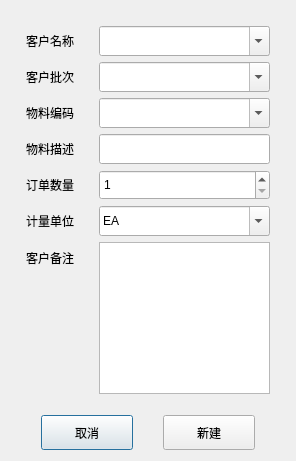
Above: Qt/ERP/dialogneworder.ui from superp2017/NTERP before the change. Below: the same form after it.
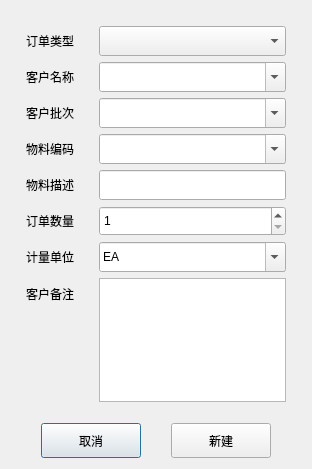
That is the form after the change.

Diff of the .ui file:
```diff
--- a/Qt/ERP/dialogneworder.ui
+++ b/Qt/ERP/dialogneworder.ui
@@ -6,8 +6,8 @@
    <rect>
     <x>0</x>
     <y>0</y>
-    <width>296</width>
-    <height>461</height>
+    <width>312</width>
+    <height>469</height>
    </rect>
   </property>
   <property name="maximumSize">
@@ -37,7 +37,7 @@
      <property name="bottomMargin">
       <number>15</number>
      </property>
-     <item row="0" column="0">
+     <item row="1" column="0">
       <widget class="QLabel" name="label">
        <property name="text">
         <string>客户名称</string>
@@ -47,7 +47,7 @@
        </property>
       </widget>
      </item>
-     <item row="0" column="1">
+     <item row="1" column="1">
       <widget class="QComboBox" name="comboBox_customerName">
        <property name="minimumSize">
         <size>
@@ -60,7 +60,7 @@
        </property>
       </widget>
      </item>
-     <item row="1" column="0">
+     <item row="2" column="0">
       <widget class="QLabel" name="label_2">
        <property name="text">
         <string>客户批次</string>
@@ -70,7 +70,7 @@
        </property>
       </widget>
      </item>
-     <item row="1" column="1">
+     <item row="2" column="1">
       <widget class="QComboBox" name="comboBox_CustomBatch">
        <property name="minimumSize">
         <size>
@@ -83,7 +83,7 @@
        </property>
       </widget>
      </item>
-     <item row="2" column="0">
+     <item row="3" column="0">
       <widget class="QLabel" name="label_3">
        <property name="text">
         <string>物料编码</string>
@@ -93,7 +93,7 @@
        </property>
       </widget>
      </item>
-     <item row="2" column="1">
+     <item row="3" column="1">
       <widget class="QComboBox" name="comboBox_MaterielID">
        <property name="minimumSize">
         <size>
@@ -106,7 +106,7 @@
        </property>
       </widget>
      </item>
-     <item row="3" column="0">
+     <item row="4" column="0">
       <widget class="QLabel" name="label_5">
        <property name="text">
         <string>物料描述</string>
@@ -116,7 +116,7 @@
        </property>
       </widget>
      </item>
-     <item row="3" column="1">
+     <item row="4" column="1">
       <widget class="QLineEdit" name="lineEdit_MaterielDes">
        <property name="minimumSize">
         <size>
@@ -126,7 +126,7 @@
        </property>
       </widget>
      </item>
-     <item row="4" column="0">
+     <item row="5" column="0">
       <widget class="QLabel" name="label_4">
        <property name="text">
         <string>订单数量</string>
@@ -136,7 +136,7 @@
        </property>
       </widget>
      </item>
-     <item row="4" column="1">
+     <item row="5" column="1">
       <widget class="QSpinBox" name="spinBox_num">
        <property name="minimumSize">
         <size>
@@ -152,7 +152,7 @@
        </property>
       </widget>
      </item>
-     <item row="5" column="0">
+     <item row="6" column="0">
       <widget class="QLabel" name="label_6">
        <property name="text">
         <string>计量单位</string>
@@ -162,7 +162,7 @@
        </property>
       </widget>
      </item>
-     <item row="5" column="1">
+     <item row="6" column="1">
       <widget class="QComboBox" name="comboBox_unit">
        <property name="minimumSize">
         <size>
@@ -185,7 +185,7 @@
        </item>
       </widget>
      </item>
-     <item row="6" column="0">
+     <item row="7" column="0">
       <widget class="QLabel" name="label_7">
        <property name="text">
         <string>客户备注</string>
@@ -195,8 +195,8 @@
        </property>
       </widget>
      </item>
-     <item row="6" column="1">
-      <widget class="QTextEdit" name="textEdit">
+     <item row="7" column="1">
+      <widget class="QTextEdit" name="textEdit_custom_note">
        <property name="minimumSize">
         <size>
          <width>0</width>
@@ -205,6 +205,26 @@
        </property>
       </widget>
      </item>
+     <item row="0" column="0">
+      <widget class="QLabel" name="label_8">
+       <property name="text">
+        <string>订单类型</string>
+       </property>
+       <property name="alignment">
+        <set>Qt::AlignCenter</set>
+       </property>
+      </widget>
+     </item>
+     <item row="0" column="1">
+      <widget class="QComboBox" name="comboBox_orderType">
+       <property name="minimumSize">
+        <size>
+         <width>0</width>
+         <height>30</height>
+        </size>
+       </property>
+      </widget>
+     </item>
     </layout>
    </item>
    <item>
```
